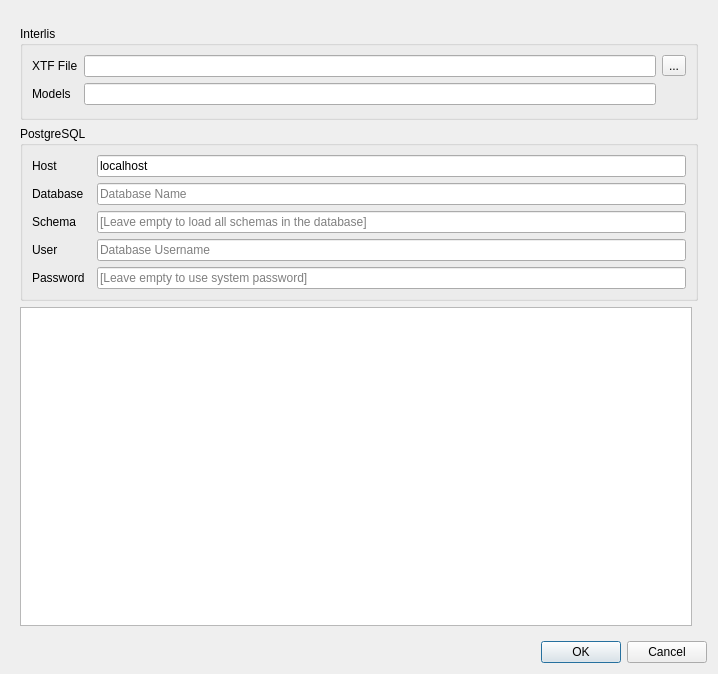
This is projectgenerator/ui/import_data.ui in opengisch/QgisModelBaker as Qt 5 draws it before an edit. The edited form follows.
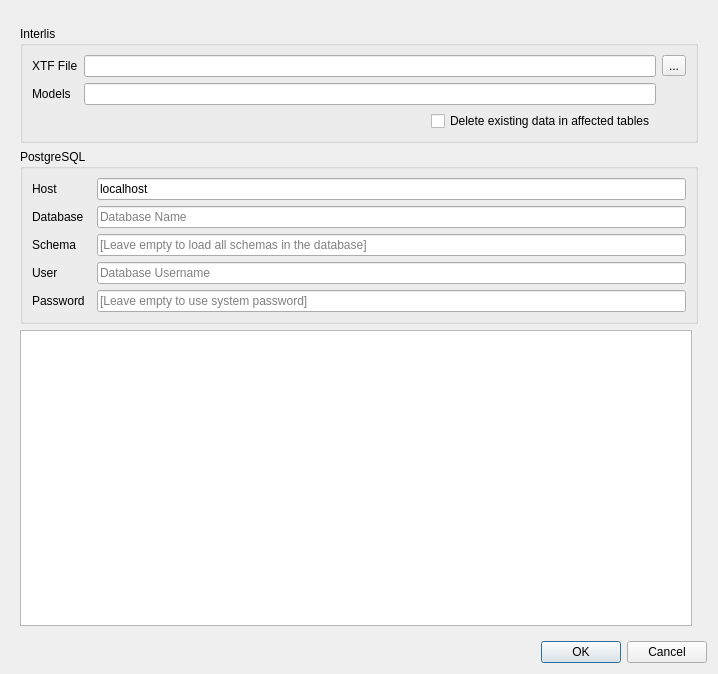
This is the edited form.

Commit message: Option to delete existing data in affected tables

What changed in the file:
```diff
--- a/projectgenerator/ui/import_data.ui
+++ b/projectgenerator/ui/import_data.ui
@@ -161,6 +161,13 @@
             </property>
            </widget>
           </item>
+          <item row="2" column="3">
+           <widget class="QCheckBox" name="chk_delete_data">
+            <property name="text">
+             <string>Delete existing data in affected tables</string>
+            </property>
+           </widget>
+          </item>
          </layout>
         </widget>
        </item>
```
The commit also changes 3 other files.
